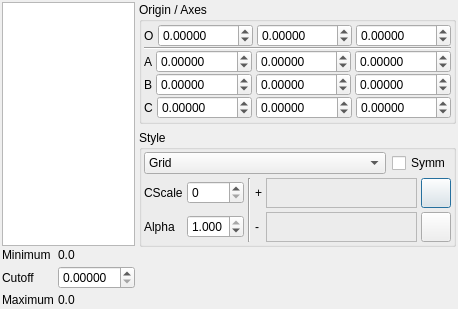
trisyoungs/aten, file src/gui/grids.ui: the form before one commit.
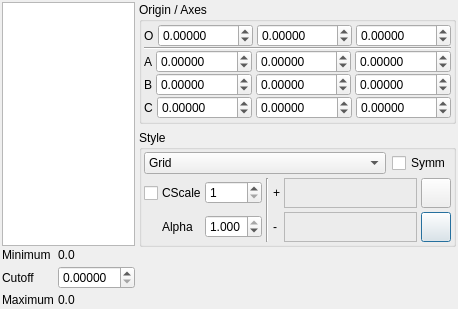
The form after the commit. Icons and pictures are not drawn. Custom widgets are drawn as their Qt base class.

Commit message: Better control (and fixes) to colourscale selection on Grids tool window.

```diff
--- a/src/gui/grids.ui
+++ b/src/gui/grids.ui
@@ -649,51 +649,7 @@
               <property name="spacing" >
                <number>4</number>
               </property>
-              <item row="0" column="0" >
-               <widget class="QLabel" name="label_54" >
-                <property name="text" >
-                 <string>CScale</string>
-                </property>
-               </widget>
-              </item>
-              <item row="1" column="0" >
-               <widget class="QLabel" name="label_38" >
-                <property name="text" >
-                 <string>Alpha</string>
-                </property>
-               </widget>
-              </item>
-              <item row="0" column="5" >
-               <widget class="QPushButton" name="GridNegativeColourButton" >
-                <property name="sizePolicy" >
-                 <sizepolicy>
-                  <hsizetype>5</hsizetype>
-                  <vsizetype>5</vsizetype>
-                  <horstretch>0</horstretch>
-                  <verstretch>0</verstretch>
-                 </sizepolicy>
-                </property>
-                <property name="minimumSize" >
-                 <size>
-                  <width>30</width>
-                  <height>30</height>
-                 </size>
-                </property>
-                <property name="maximumSize" >
-                 <size>
-                  <width>30</width>
-                  <height>30</height>
-                 </size>
-                </property>
-                <property name="text" >
-                 <string/>
-                </property>
-                <property name="icon" >
-                 <iconset resource="icons.qrc" >:/basic/icons/basic_colour.svg</iconset>
-                </property>
-               </widget>
-              </item>
-              <item row="1" column="3" >
+              <item row="1" column="4" >
                <widget class="QLabel" name="label_53" >
                 <property name="sizePolicy" >
                  <sizepolicy>
@@ -709,36 +665,6 @@
                </widget>
               </item>
               <item row="1" column="5" >
-               <widget class="QPushButton" name="GridPositiveColourButton" >
-                <property name="sizePolicy" >
-                 <sizepolicy>
-                  <hsizetype>5</hsizetype>
-                  <vsizetype>5</vsizetype>
-                  <horstretch>0</horstretch>
-                  <verstretch>0</verstretch>
-                 </sizepolicy>
-                </property>
-                <property name="minimumSize" >
-                 <size>
-                  <width>30</width>
-                  <height>30</height>
-                 </size>
-                </property>
-                <property name="maximumSize" >
-                 <size>
-                  <width>30</width>
-                  <height>30</height>
-                 </size>
-                </property>
-                <property name="text" >
-                 <string/>
-                </property>
-                <property name="icon" >
-                 <iconset resource="icons.qrc" >:/basic/icons/basic_colour.svg</iconset>
-                </property>
-               </widget>
-              </item>
-              <item row="1" column="4" >
                <widget class="TColourFrame" name="GridPositiveColourFrame" >
                 <property name="sizePolicy" >
                  <sizepolicy>
@@ -763,13 +689,136 @@
                </widget>
               </item>
               <item row="0" column="1" >
+               <widget class="QLabel" name="label_54" >
+                <property name="text" >
+                 <string>CScale</string>
+                </property>
+               </widget>
+              </item>
+              <item row="1" column="1" >
+               <widget class="QLabel" name="label_38" >
+                <property name="text" >
+                 <string>Alpha</string>
+                </property>
+               </widget>
+              </item>
+              <item row="1" column="6" >
+               <widget class="QPushButton" name="GridPositiveColourButton" >
+                <property name="sizePolicy" >
+                 <sizepolicy>
+                  <hsizetype>5</hsizetype>
+                  <vsizetype>5</vsizetype>
+                  <horstretch>0</horstretch>
+                  <verstretch>0</verstretch>
+                 </sizepolicy>
+                </property>
+                <property name="minimumSize" >
+                 <size>
+                  <width>30</width>
+                  <height>30</height>
+                 </size>
+                </property>
+                <property name="maximumSize" >
+                 <size>
+                  <width>30</width>
+                  <height>30</height>
+                 </size>
+                </property>
+                <property name="text" >
+                 <string/>
+                </property>
+                <property name="icon" >
+                 <iconset resource="icons.qrc" >:/basic/icons/basic_colour.svg</iconset>
+                </property>
+               </widget>
+              </item>
+              <item row="0" column="2" >
                <widget class="QSpinBox" name="GridColourscaleSpin" >
                 <property name="maximum" >
                  <number>10</number>
                 </property>
+                <property name="minimum" >
+                 <number>1</number>
+                </property>
                </widget>
               </item>
-              <item row="1" column="1" >
+              <item rowspan="2" row="0" column="3" >
+               <widget class="Line" name="line" >
+                <property name="orientation" >
+                 <enum>Qt::Vertical</enum>
+                </property>
+               </widget>
+              </item>
+              <item row="0" column="6" >
+               <widget class="QPushButton" name="GridNegativeColourButton" >
+                <property name="sizePolicy" >
+                 <sizepolicy>
+                  <hsizetype>5</hsizetype>
+                  <vsizetype>5</vsizetype>
+                  <horstretch>0</horstretch>
+                  <verstretch>0</verstretch>
+                 </sizepolicy>
+                </property>
+                <property name="minimumSize" >
+                 <size>
+                  <width>30</width>
+                  <height>30</height>
+                 </size>
+                </property>
+                <property name="maximumSize" >
+                 <size>
+                  <width>30</width>
+                  <height>30</height>
+                 </size>
+                </property>
+                <property name="text" >
+                 <string/>
+                </property>
+                <property name="icon" >
+                 <iconset resource="icons.qrc" >:/basic/icons/basic_colour.svg</iconset>
+                </property>
+               </widget>
+              </item>
+              <item row="0" column="5" >
+               <widget class="TColourFrame" name="GridNegativeColourFrame" >
+                <property name="sizePolicy" >
+                 <sizepolicy>
+                  <hsizetype>7</hsizetype>
+                  <vsizetype>13</vsizetype>
+                  <horstretch>0</horstretch>
+                  <verstretch>0</verstretch>
+                 </sizepolicy>
+                </property>
+                <property name="minimumSize" >
+                 <size>
+                  <width>24</width>
+                  <height>24</height>
+                 </size>
+                </property>
+                <property name="frameShape" >
+                 <enum>QFrame::StyledPanel</enum>
+                </property>
+                <property name="frameShadow" >
+                 <enum>QFrame::Raised</enum>
+                </property>
+               </widget>
+              </item>
+              <item row="0" column="4" >
+               <widget class="QLabel" name="label_7" >
+                <property name="sizePolicy" >
+                 <sizepolicy>
+                  <hsizetype>1</hsizetype>
+                  <vsizetype>5</vsizetype>
+                  <horstretch>0</horstretch>
+                  <verstretch>0</verstretch>
+                 </sizepolicy>
+                </property>
+                <property name="text" >
+                 <string>+</string>
+                </property>
+               </widget>
+              </item>
+              <item row="1" column="2" >
                <widget class="QDoubleSpinBox" name="GridTransparencySpin" >
                 <property name="decimals" >
                  <number>3</number>
@@ -785,49 +834,16 @@
                 </property>
                </widget>
               </item>
-              <item row="0" column="3" >
-               <widget class="QLabel" name="label_7" >
-                <property name="sizePolicy" >
-                 <sizepolicy>
-                  <hsizetype>1</hsizetype>
-                  <vsizetype>5</vsizetype>
-                  <horstretch>0</horstretch>
-                  <verstretch>0</verstretch>
-                 </sizepolicy>
-                </property>
-                <property name="text" >
-                 <string>+</string>
-                </property>
-               </widget>
-              </item>
-              <item row="0" column="4" >
-               <widget class="TColourFrame" name="GridNegativeColourFrame" >
-                <property name="sizePolicy" >
-                 <sizepolicy>
-                  <hsizetype>7</hsizetype>
-                  <vsizetype>13</vsizetype>
-                  <horstretch>0</horstretch>
-                  <verstretch>0</verstretch>
-                 </sizepolicy>
-                </property>
-                <property name="minimumSize" >
+              <item row="0" column="0" >
+               <widget class="QCheckBox" name="GridUseColourScaleCheck" >
+                <property name="maximumSize" >
                  <size>
-                  <width>24</width>
-                  <height>24</height>
+                  <width>16</width>
+                  <height>16</height>
                  </size>
                 </property>
-                <property name="frameShape" >
-                 <enum>QFrame::StyledPanel</enum>
-                </property>
-                <property name="frameShadow" >
-                 <enum>QFrame::Raised</enum>
-                </property>
-               </widget>
-              </item>
-              <item rowspan="2" row="0" column="2" >
-               <widget class="Line" name="line" >
-                <property name="orientation" >
-                 <enum>Qt::Vertical</enum>
+                <property name="text" >
+                 <string/>
                 </property>
                </widget>
               </item>
```
The commit also changes 4 other files.
